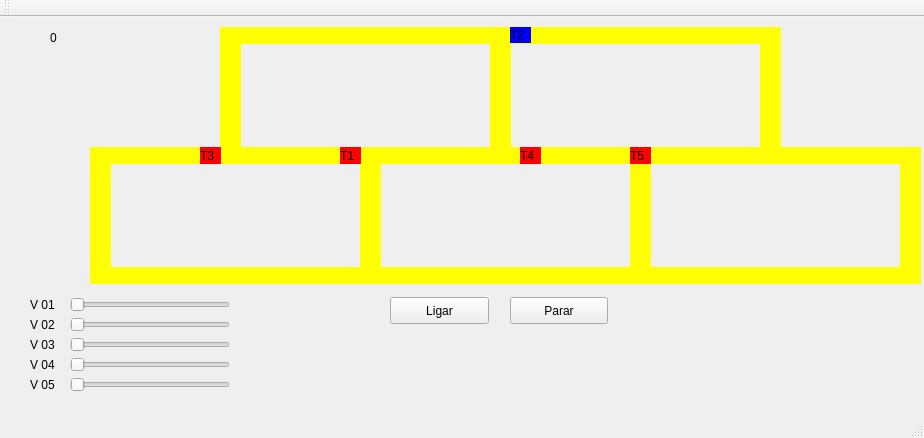
Above: mainwindow.ui from herlmanoel/trens before the change. Below: the same form after it.
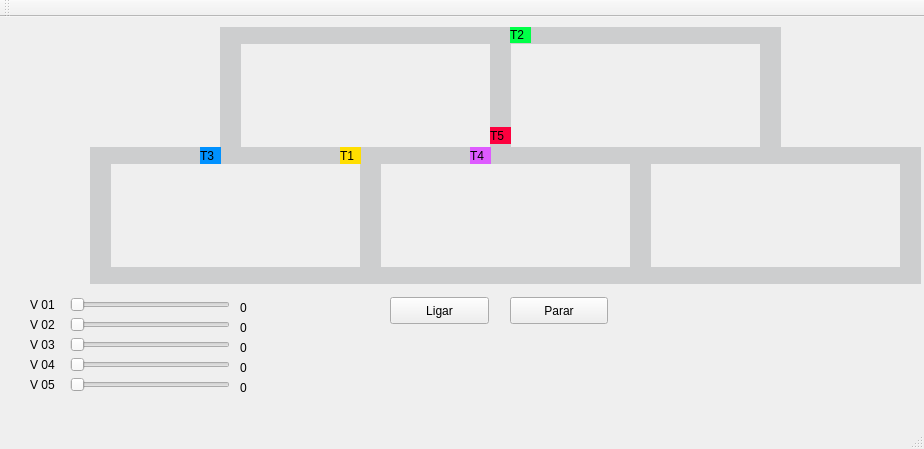
That is the form after the change.

Patch:
```diff
--- a/mainwindow.ui
+++ b/mainwindow.ui
@@ -7,7 +7,7 @@
     <x>0</x>
     <y>0</y>
     <width>924</width>
-    <height>438</height>
+    <height>449</height>
    </rect>
   </property>
   <property name="windowTitle">
@@ -24,7 +24,7 @@
      </rect>
     </property>
     <property name="styleSheet">
-     <string notr="true">QLabel { background: red}</string>
+     <string notr="true">QLabel { background: #FFDE00}</string>
     </property>
     <property name="text">
      <string>T1</string>
@@ -40,7 +40,7 @@
      </rect>
     </property>
     <property name="styleSheet">
-     <string notr="true">QLabel { background: yellow}</string>
+     <string notr="true">QLabel { background: #CDCECF	}</string>
     </property>
     <property name="text">
      <string/>
@@ -56,7 +56,7 @@
      </rect>
     </property>
     <property name="styleSheet">
-     <string notr="true">QLabel { background: yellow}</string>
+     <string notr="true">QLabel { background: #CDCECF	}</string>
     </property>
     <property name="text">
      <string/>
@@ -72,7 +72,7 @@
      </rect>
     </property>
     <property name="styleSheet">
-     <string notr="true">QLabel { background: yellow}</string>
+     <string notr="true">QLabel { background: #CDCECF	}</string>
     </property>
     <property name="text">
      <string/>
@@ -88,7 +88,7 @@
      </rect>
     </property>
     <property name="styleSheet">
-     <string notr="true">QLabel { background: yellow}</string>
+     <string notr="true">QLabel { background: #CDCECF	}</string>
     </property>
     <property name="text">
      <string/>
@@ -130,7 +130,7 @@
      </rect>
     </property>
     <property name="styleSheet">
-     <string notr="true">QLabel { background: yellow}</string>
+     <string notr="true">QLabel { background: #CDCECF	}</string>
     </property>
     <property name="text">
      <string/>
@@ -146,7 +146,7 @@
      </rect>
     </property>
     <property name="styleSheet">
-     <string notr="true">QLabel { background: yellow}</string>
+     <string notr="true">QLabel { background: #CDCECF	}</string>
     </property>
     <property name="text">
      <string/>
@@ -162,7 +162,7 @@
      </rect>
     </property>
     <property name="styleSheet">
-     <string notr="true">QLabel { background: blue}</string>
+     <string notr="true">QLabel { background: #00FF47;}</string>
     </property>
     <property name="text">
      <string>T2</string>
@@ -178,7 +178,7 @@
      </rect>
     </property>
     <property name="styleSheet">
-     <string notr="true">QLabel { background: yellow}</string>
+     <string notr="true">QLabel { background: #CDCECF	}</string>
     </property>
     <property name="text">
      <string/>
@@ -194,7 +194,7 @@
      </rect>
     </property>
     <property name="styleSheet">
-     <string notr="true">QLabel { background: yellow}</string>
+     <string notr="true">QLabel { background: #CDCECF	}</string>
     </property>
     <property name="text">
      <string/>
@@ -203,14 +203,14 @@
    <widget class="QLabel" name="label_trem4">
     <property name="geometry">
      <rect>
-      <x>520</x>
+      <x>470</x>
       <y>130</y>
       <width>21</width>
       <height>17</height>
      </rect>
     </property>
     <property name="styleSheet">
-     <string notr="true">QLabel { background: red}</string>
+     <string notr="true">QLabel { background: #DE5BFF}</string>
     </property>
     <property name="text">
      <string>T4</string>
@@ -226,7 +226,7 @@
      </rect>
     </property>
     <property name="styleSheet">
-     <string notr="true">QLabel { background: yellow}</string>
+     <string notr="true">QLabel { background: #CDCECF	}</string>
     </property>
     <property name="text">
      <string/>
@@ -242,7 +242,7 @@
      </rect>
     </property>
     <property name="styleSheet">
-     <string notr="true">QLabel { background: yellow}</string>
+     <string notr="true">QLabel { background: #CDCECF	}</string>
     </property>
     <property name="text">
      <string/>
@@ -258,7 +258,7 @@
      </rect>
     </property>
     <property name="styleSheet">
-     <string notr="true">QLabel { background: red}</string>
+     <string notr="true">QLabel { background: #0091FF}</string>
     </property>
     <property name="text">
      <string>T3</string>
@@ -274,7 +274,7 @@
      </rect>
     </property>
     <property name="styleSheet">
-     <string notr="true">QLabel { background: yellow}</string>
+     <string notr="true">QLabel { background: #CDCECF	}</string>
     </property>
     <property name="text">
      <string/>
@@ -290,7 +290,7 @@
      </rect>
     </property>
     <property name="styleSheet">
-     <string notr="true">QLabel { background: yellow}</string>
+     <string notr="true">QLabel { background: #CDCECF	}</string>
     </property>
     <property name="text">
      <string/>
@@ -306,7 +306,7 @@
      </rect>
     </property>
     <property name="styleSheet">
-     <string notr="true">QLabel { background: yellow}</string>
+     <string notr="true">QLabel { background: #CDCECF	}</string>
     </property>
     <property name="text">
      <string/>
@@ -322,7 +322,7 @@
      </rect>
     </property>
     <property name="styleSheet">
-     <string notr="true">QLabel { background: yellow}</string>
+     <string notr="true">QLabel { background: #CDCECF	}</string>
     </property>
     <property name="text">
      <string/>
@@ -338,7 +338,7 @@
      </rect>
     </property>
     <property name="styleSheet">
-     <string notr="true">QLabel { background: yellow}</string>
+     <string notr="true">QLabel { background: #CDCECF	}</string>
     </property>
     <property name="text">
      <string/>
@@ -354,7 +354,7 @@
      </rect>
     </property>
     <property name="styleSheet">
-     <string notr="true">QLabel { background: yellow}</string>
+     <string notr="true">QLabel { background: #CDCECF	}</string>
     </property>
     <property name="text">
      <string/>
@@ -363,14 +363,14 @@
    <widget class="QLabel" name="label_trem5">
     <property name="geometry">
      <rect>
-      <x>630</x>
-      <y>130</y>
+      <x>490</x>
+      <y>110</y>
       <width>21</width>
       <height>17</height>
      </rect>
     </property>
     <property name="styleSheet">
-     <string notr="true">QLabel { background: red}</string>
+     <string notr="true">QLabel { background: #FD003E }</string>
     </property>
     <property name="text">
      <string>T5</string>
@@ -527,8 +527,60 @@
    <widget class="QLabel" name="label_test">
     <property name="geometry">
      <rect>
-      <x>50</x>
-      <y>10</y>
+      <x>240</x>
+      <y>280</y>
+      <width>41</width>
+      <height>21</height>
+     </rect>
+    </property>
+    <property name="text">
+     <string>0</string>
+    </property>
+   </widget>
+   <widget class="QLabel" name="label_test_2">
+    <property name="geometry">
+     <rect>
+      <x>240</x>
+      <y>300</y>
+      <width>41</width>
+      <height>21</height>
+     </rect>
+    </property>
+    <property name="text">
+     <string>0</string>
+    </property>
+   </widget>
+   <widget class="QLabel" name="label_test_3">
+    <property name="geometry">
+     <rect>
+      <x>240</x>
+      <y>320</y>
+      <width>41</width>
+      <height>21</height>
+     </rect>
+    </property>
+    <property name="text">
+     <string>0</string>
+    </property>
+   </widget>
+   <widget class="QLabel" name="label_test_4">
+    <property name="geometry">
+     <rect>
+      <x>240</x>
+      <y>340</y>
+      <width>41</width>
+      <height>21</height>
+     </rect>
+    </property>
+    <property name="text">
+     <string>0</string>
+    </property>
+   </widget>
+   <widget class="QLabel" name="label_test_5">
+    <property name="geometry">
+     <rect>
+      <x>240</x>
+      <y>360</y>
       <width>41</width>
       <height>21</height>
      </rect>
```
Left out of the diff: 80 changed lines with no effect on the pictures.
